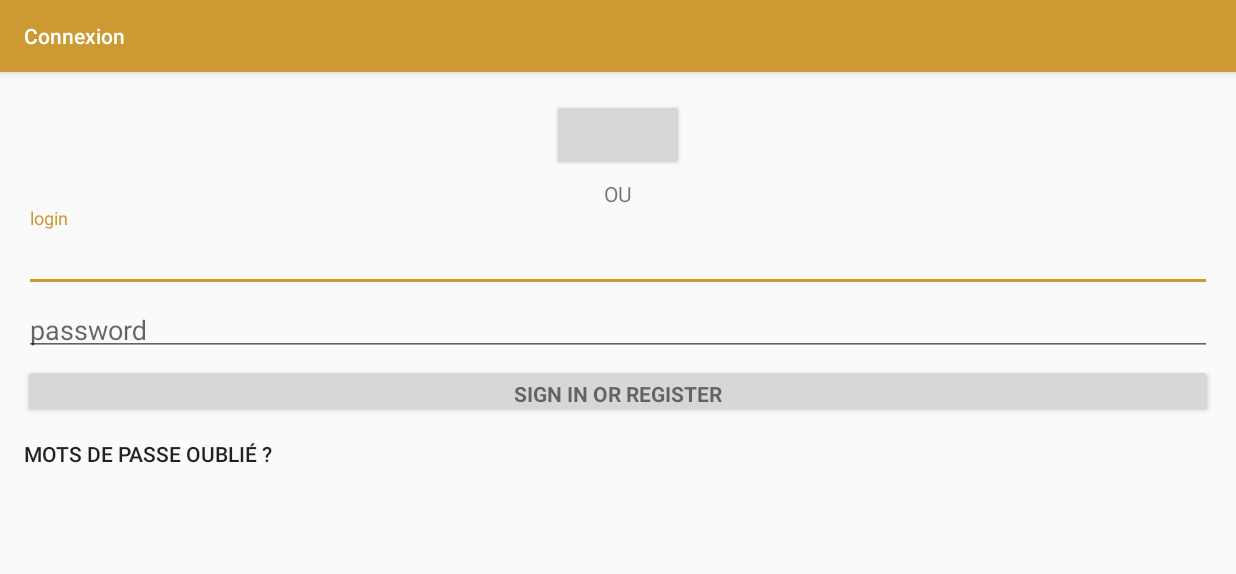
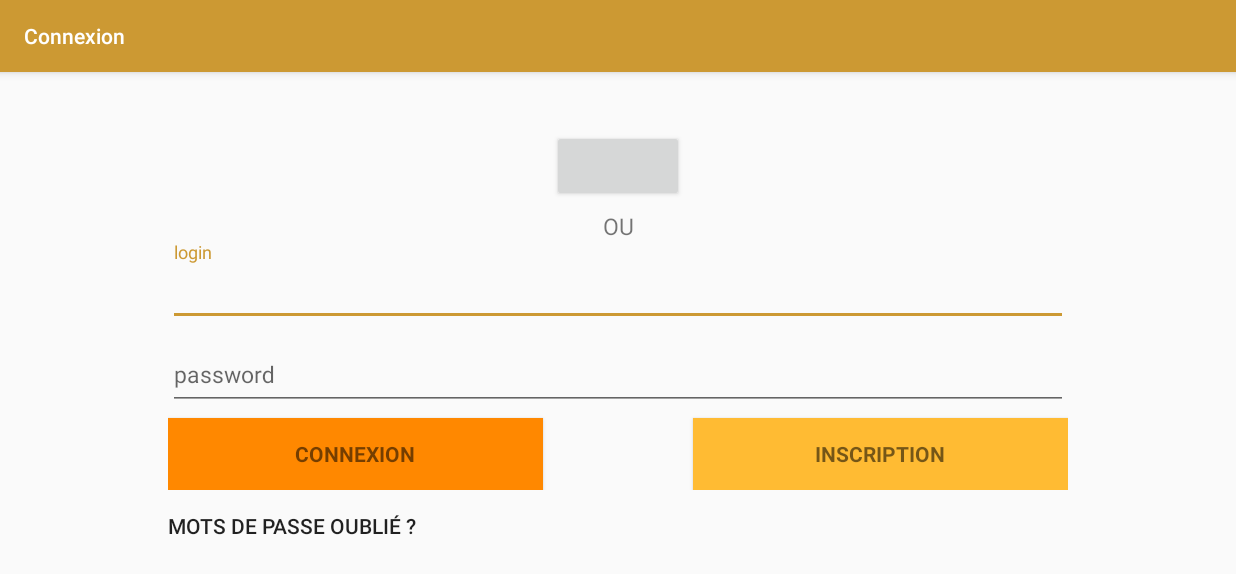
Before and after one commit to borellig/farmVillage, an Android app: the screen it shows after launch (LoginActivity), on a phone screen of 824 x 412 dp (held sideways). Shown: the top 574 px of the screen. Run offline under Robolectric (Android 15) with nearby library versions, the phone set to English and light mode, and no system bars; libraries missing offline, so code that uses them is left out: com.facebook, com.facebook.login; plain views replace LoginButton; 6 statements that could not run were skipped.

Commit message:
19/01/18

```diff
--- a/FarmVillageApp/app/src/main/res/layout/activity_login.xml
+++ b/FarmVillageApp/app/src/main/res/layout/activity_login.xml
@@ -4,10 +4,6 @@
     android:layout_height="match_parent"
     android:gravity="center_horizontal"
     android:orientation="vertical"
-    android:paddingBottom="@dimen/activity_vertical_margin"
-    android:paddingLeft="@dimen/activity_horizontal_margin"
-    android:paddingRight="@dimen/activity_horizontal_margin"
-    android:paddingTop="@dimen/activity_vertical_margin"
     tools:context="com.android.group.farmvillage.Activities.LoginActivity">
 
     <!-- Login progress -->
@@ -19,8 +15,9 @@
 
         <LinearLayout
             android:id="@+id/email_login_form"
-            android:layout_width="match_parent"
-            android:layout_height="wrap_content"
+            android:layout_width="600dp"
+            android:layout_gravity="center"
+            android:layout_height="300dp"
             android:orientation="vertical">
 
 
@@ -30,12 +27,14 @@
                 android:layout_height="wrap_content"
                 android:layout_gravity="center_horizontal"
                 android:layout_marginTop="2dp"
+                android:textSize="20dp"
                 android:layout_marginBottom="5dp" />
 
             <TextView
                 android:layout_width="match_parent"
                 android:layout_height="wrap_content"
                 android:gravity="center"
+                android:textSize="15dp"
                 android:text="OU"
 
                 />
@@ -47,10 +46,11 @@
                 <AutoCompleteTextView
                     android:id="@+id/email"
                     android:layout_width="match_parent"
-                    android:layout_height="wrap_content"
+                    android:layout_height="45dp"
                     android:hint="login"
                     android:inputType="textEmailAddress"
                     android:maxLines="1"
+                    android:textSize="15dp"
                     android:singleLine="true" />
 
             </android.support.design.widget.TextInputLayout>
@@ -62,7 +62,8 @@
                 <EditText
                     android:id="@+id/password"
                     android:layout_width="match_parent"
-                    android:layout_height="32dp"
+                    android:layout_height="45dp"
+                    android:textSize="15dp"
                     android:hint="password"
                     android:imeActionId="@+id/login"
                     android:imeActionLabel="@string/action_sign_in_short"
@@ -73,15 +74,30 @@
                     tools:ignore="InvalidImeActionId" />
 
             </android.support.design.widget.TextInputLayout>
+            <RelativeLayout
+                android:layout_width="fill_parent"
+                android:layout_height="match_parent">
+                <Button
+                    android:id="@+id/email_sign_in_button"
+                    style="?android:textAppearanceSmall"
+                    android:layout_width="250dp"
+                    android:layout_height="wrap_content"
+                    android:background="@android:color/holo_orange_dark"
+                    android:layout_marginTop="5dp"
+                    android:text="@string/action_sign_in"
+                    android:textStyle="bold" />
+                <Button
+                    android:id="@+id/email_account_button"
+                    style="?android:textAppearanceSmall"
+                    android:layout_width="250dp"
+                    android:layout_height="match_parent"
+                    android:background="@android:color/holo_orange_light"
+                    android:layout_marginTop="5dp"
+                    android:text="@string/action_register"
+                    android:layout_alignParentRight="true"
+                    android:textStyle="bold" />
+            </RelativeLayout>
 
-            <Button
-                android:id="@+id/email_sign_in_button"
-                style="?android:textAppearanceSmall"
-                android:layout_width="match_parent"
-                android:layout_height="36dp"
-                android:layout_marginTop="5dp"
-                android:text="@string/action_sign_in"
-                android:textStyle="bold" />
             <Button
                 android:id="@+id/nopassword"
                 android:layout_width="wrap_content"
--- a/FarmVillageApp/app/src/main/res/layout/activity_main.xml
+++ b/FarmVillageApp/app/src/main/res/layout/activity_main.xml
@@ -1,23 +1,23 @@
 <?xml version="1.0" encoding="utf-8"?>
 <HorizontalScrollView
-    android:layout_width="3000px"
+    android:layout_width="3500px"
     android:layout_height="2500px"
     xmlns:android="http://schemas.android.com/apk/res/android"
     android:orientation="vertical">
 
     <ScrollView
-        android:layout_width="4000px"
+        android:layout_width="4500px"
         android:layout_height="1500px">
 
 
             <RelativeLayout
-                android:layout_width="3500px"
+                android:layout_width="3000px"
                 android:layout_height="1500px"
                 android:background="@drawable/map"
                 android:orientation="vertical">
 
                     <GridView
-                        android:layout_width="3000px"
+                        android:layout_width="2500px"
                         android:layout_height="2000px"
                         android:id="@+id/gridMap"
                         android:numColumns="6"
--- a/FarmVillageApp/app/src/main/res/values/strings.xml
+++ b/FarmVillageApp/app/src/main/res/values/strings.xml
@@ -6,7 +6,8 @@
     <!-- Strings related to login -->
     <string name="prompt_email">Email</string>
     <string name="prompt_password">Password (optional)</string>
-    <string name="action_sign_in">Sign in or register</string>
+    <string name="action_sign_in">Connexion</string>
+    <string name="action_register">Inscription</string>
     <string name="action_sign_in_short">Sign in</string>
     <string name="error_invalid_email">This email address is invalid</string>
     <string name="error_invalid_password">Le mot de passe est trop court</string>
```
Also changed, not shown: FarmVillageApp/app/src/main/res/drawable/door.png (added), 1 other file.
